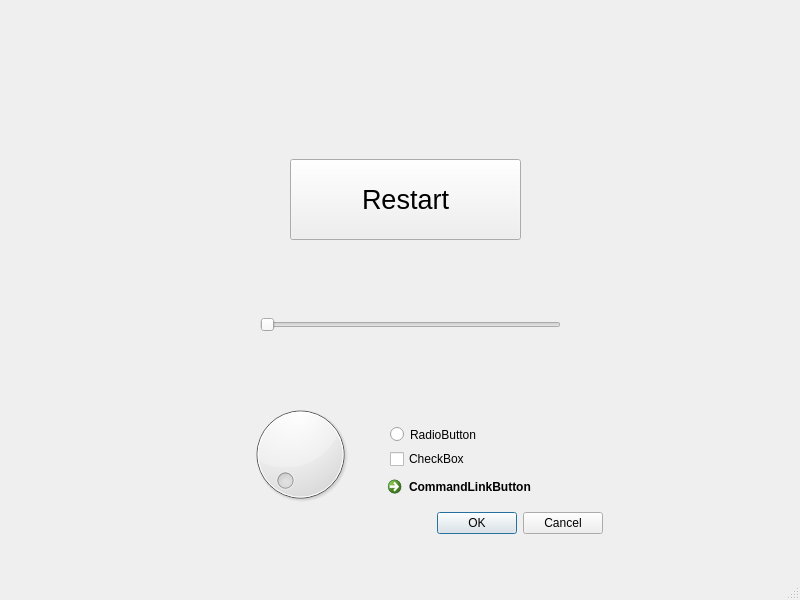
Above: Python/SportsTutor/main.ui from CUBoulder-2018spring-ML4HCI/Final-MoCap-SportsTutor before the change. Below: the same form after it.
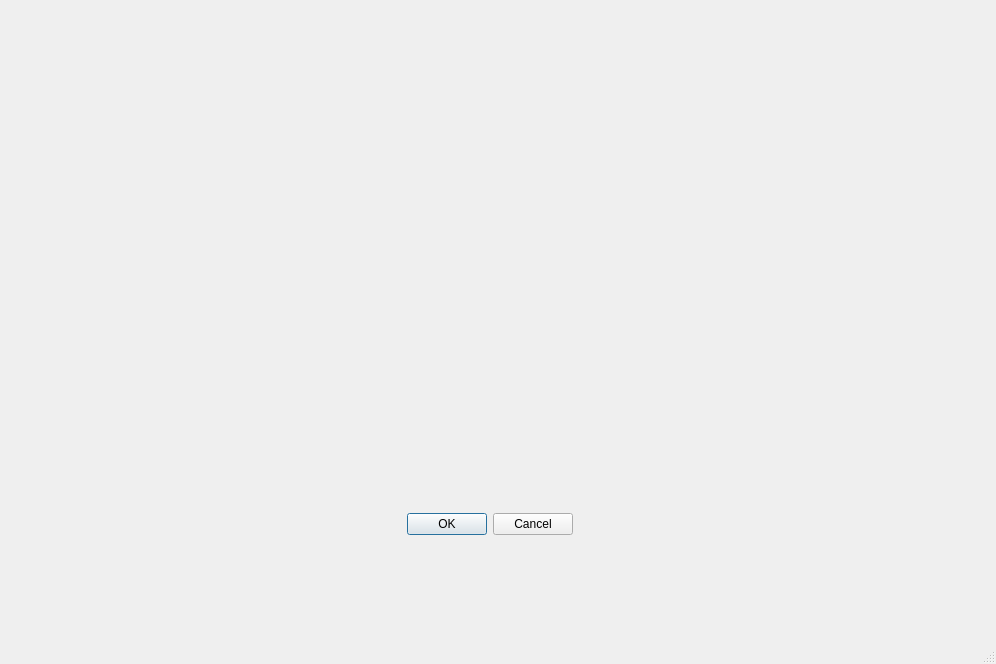
That is the form after the change. The open tabs and pages were chosen to show the change. Icons and pictures are not drawn.

```diff
--- a/Python/SportsTutor/main.ui
+++ b/Python/SportsTutor/main.ui
@@ -6,8 +6,8 @@
    <rect>
     <x>0</x>
     <y>0</y>
-    <width>800</width>
-    <height>600</height>
+    <width>996</width>
+    <height>664</height>
    </rect>
   </property>
   <property name="windowTitle">
@@ -17,12 +17,15 @@
    <widget class="QStackedWidget" name="stackedWidget">
     <property name="geometry">
      <rect>
-      <x>0</x>
-      <y>-1</y>
-      <width>801</width>
-      <height>571</height>
+      <x>-30</x>
+      <y>0</y>
+      <width>991</width>
+      <height>611</height>
      </rect>
     </property>
+    <property name="styleSheet">
+     <string notr="true">background-image:url('pics/background.jpg')</string>
+    </property>
     <property name="currentIndex">
      <number>0</number>
     </property>
@@ -105,86 +108,6 @@
      <zorder>continue_button</zorder>
     </widget>
     <widget class="QWidget" name="page_3">
-     <widget class="QPushButton" name="restart_button">
-      <property name="geometry">
-       <rect>
-        <x>290</x>
-        <y>160</y>
-        <width>231</width>
-        <height>81</height>
-       </rect>
-      </property>
-      <property name="font">
-       <font>
-        <pointsize>20</pointsize>
-       </font>
-      </property>
-      <property name="text">
-       <string>Restart</string>
-      </property>
-     </widget>
-     <widget class="QSlider" name="horizontalSlider">
-      <property name="geometry">
-       <rect>
-        <x>260</x>
-        <y>290</y>
-        <width>301</width>
-        <height>71</height>
-       </rect>
-      </property>
-      <property name="orientation">
-       <enum>Qt::Horizontal</enum>
-      </property>
-     </widget>
-     <widget class="QDial" name="dial">
-      <property name="geometry">
-       <rect>
-        <x>230</x>
-        <y>400</y>
-        <width>141</width>
-        <height>111</height>
-       </rect>
-      </property>
-     </widget>
-     <widget class="QRadioButton" name="radioButton">
-      <property name="geometry">
-       <rect>
-        <x>390</x>
-        <y>420</y>
-        <width>101</width>
-        <height>31</height>
-       </rect>
-      </property>
-      <property name="text">
-       <string>RadioButton</string>
-      </property>
-     </widget>
-     <widget class="QCheckBox" name="checkBox">
-      <property name="geometry">
-       <rect>
-        <x>390</x>
-        <y>450</y>
-        <width>81</width>
-        <height>20</height>
-       </rect>
-      </property>
-      <property name="text">
-       <string>CheckBox</string>
-      </property>
-     </widget>
-     <widget class="QCommandLinkButton" name="commandLinkButton">
-      <property name="geometry">
-       <rect>
-        <x>380</x>
-        <y>470</y>
-        <width>222</width>
-        <height>48</height>
-       </rect>
-      </property>
-      <property name="text">
-       <string>CommandLinkButton</string>
-      </property>
-     </widget>
      <widget class="QDialogButtonBox" name="buttonBox">
       <property name="geometry">
        <rect>
```
Left out of the diff: 89 changed lines with no effect on the pictures.
